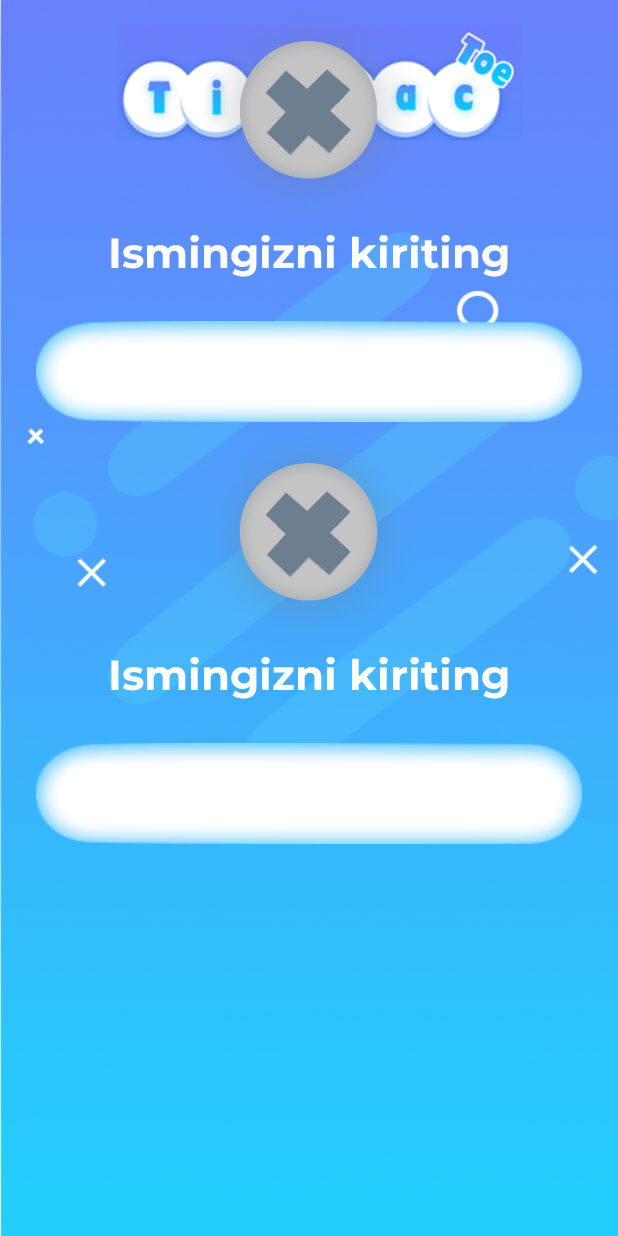
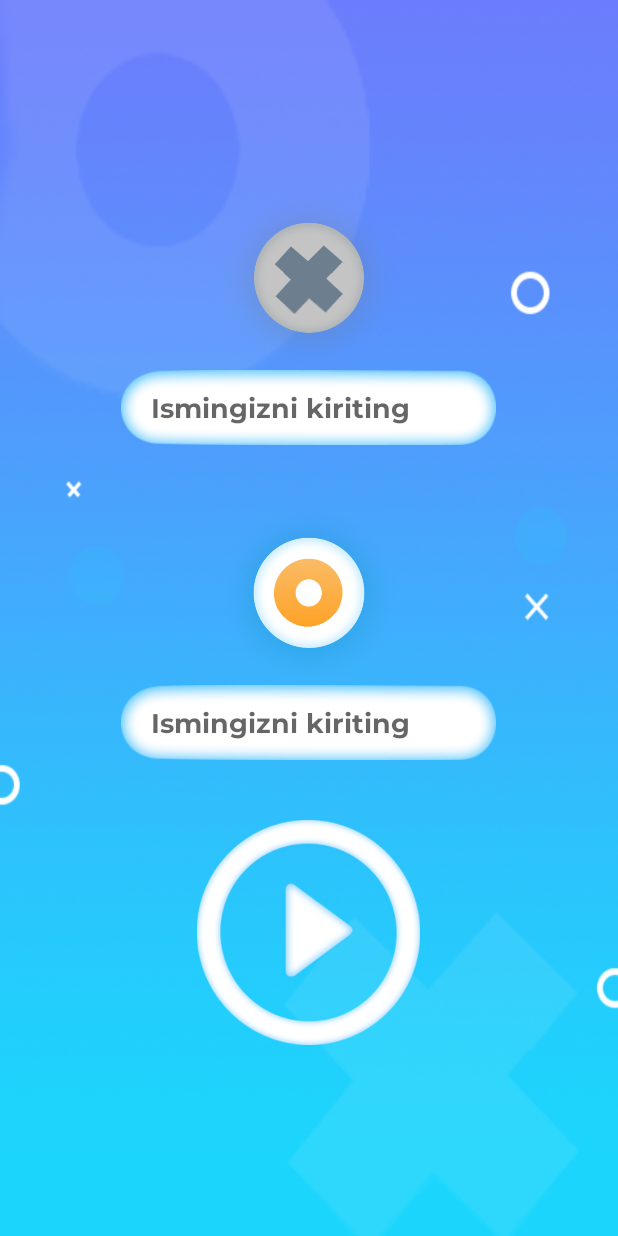
Before and after one commit to 2820223/X_and_0, an Android app: the screen it shows after launch (IntroActivity), on a phone screen of 412 x 824 dp. Run offline under Robolectric (Android 15) with nearby library versions, the phone set to English and light mode, and no system bars.

Commit message:
add introscreen

```diff
--- a/app/src/main/java/uz/it_teacher/lesson4tictactoe/IntroActivity.kt
+++ b/app/src/main/java/uz/it_teacher/lesson4tictactoe/IntroActivity.kt
@@ -10,10 +10,13 @@ class IntroActivity : AppCompatActivity() {
         super.onCreate(savedInstanceState)
         setContentView(R.layout.activity_intro)
 
-        button.setOnClickListener {
+        val playerX = playerX.text.toString()
+        val player0 = player0.text.toString()
+
+        start.setOnClickListener {
             intent = Intent(this, MainActivity::class.java)
-            intent.putExtra("playerO", "Sarvar")
-            intent.putExtra("playerX", "Elshod")
+            intent.putExtra("playerX", playerX)
+            intent.putExtra("player0", player0)
             startActivity(intent)
         }
     }
--- a/app/src/main/res/layout/activity_intro.xml
+++ b/app/src/main/res/layout/activity_intro.xml
@@ -4,98 +4,76 @@
     xmlns:tools="http://schemas.android.com/tools"
     android:layout_width="match_parent"
     android:layout_height="match_parent"
-    android:background="@drawable/introbg"
+    android:background="@drawable/bggame"
     android:orientation="vertical"
+    android:gravity="center"
     tools:context=".IntroActivity">
 
-    <androidx.constraintlayout.widget.Guideline
-        android:id="@+id/guideline"
-        android:layout_width="wrap_content"
-        android:layout_height="wrap_content"
-        android:orientation="horizontal"
-        app:layout_constraintGuide_begin="127dp" />
+
 
     <LinearLayout
         android:id="@+id/ll"
         android:layout_width="match_parent"
         android:layout_height="wrap_content"
         android:orientation="vertical"
+        android:gravity="center">
+
+        <ImageView
+            android:layout_width="120dp"
+            android:layout_height="120dp"
+            android:src="@drawable/button_x" />
+
+        <EditText
+            android:id="@+id/playerX"
+            android:layout_width="250dp"
+            android:layout_height="50dp"
+            android:hint="@string/enter"
+            android:background="@drawable/button"
+            android:ems="10"
+            android:fontFamily="@font/montserrat_bold"
+            android:inputType="textPersonName"
+            android:paddingStart="20dp"
+            android:textColor="#2538A6"
+            tools:ignore="RtlSymmetry" />
+    </LinearLayout>
+    <LinearLayout
+        android:layout_width="match_parent"
+        android:layout_height="wrap_content"
+        android:orientation="vertical"
+        android:layout_marginTop="40dp"
         android:gravity="center"
         app:layout_constraintEnd_toEndOf="parent"
         app:layout_constraintStart_toStartOf="parent"
         app:layout_constraintTop_toBottomOf="@+id/guideline">
 
         <ImageView
-            android:layout_width="150dp"
-            android:layout_height="150dp"
-            android:src="@drawable/button_x"
+            android:layout_width="120dp"
+            android:layout_height="120dp"
+            android:src="@drawable/button_0"
             tools:layout_editor_absoluteX="122dp"
             tools:layout_editor_absoluteY="328dp" />
-        <TextView
-            android:layout_width="match_parent"
-            android:layout_height="wrap_content"
-            android:fontFamily="@font/montserrat_bold"
-            android:gravity="center"
-            android:text="Ismingizni kiriting"
-            android:textColor="@color/white"
-            android:textSize="28sp"
-            tools:layout_editor_absoluteX="0dp"
-            tools:layout_editor_absoluteY="230dp" />
 
         <EditText
-            android:id="@+id/editTextTextPersonName"
-            android:layout_width="match_parent"
-            android:layout_height="wrap_content"
+            android:id="@+id/player0"
+            android:layout_width="250dp"
+            android:layout_height="50dp"
+            android:background="@drawable/button"
             android:ems="10"
-            android:layout_marginTop="28dp"
+            android:hint="@string/enter"
+            android:fontFamily="@font/montserrat_bold"
             android:inputType="textPersonName"
+            android:paddingStart="20dp"
             android:textColor="#2538A6"
-            android:fontFamily="@font/montserrat_bold"
-            android:layout_marginStart="24dp"
-            android:layout_marginEnd="24dp"
-            android:padding="20dp"
-            android:background="@drawable/button" />
+            tools:ignore="RtlSymmetry"
+            android:autofillHints="jhgjhggjg" />
     </LinearLayout>
-    <LinearLayout
-        android:layout_width="match_parent"
-        android:layout_height="wrap_content"
-        android:orientation="vertical"
-        android:gravity="center"
-        app:layout_constraintEnd_toEndOf="parent"
-        app:layout_constraintStart_toStartOf="parent"
-        app:layout_constraintTop_toBottomOf="@+id/guideline">
 
-        <ImageView
-            android:layout_width="150dp"
-            android:layout_height="150dp"
-            android:src="@drawable/button_x"
-            tools:layout_editor_absoluteX="122dp"
-            tools:layout_editor_absoluteY="328dp" />
-        <TextView
-            android:layout_width="match_parent"
-            android:layout_height="wrap_content"
-            android:fontFamily="@font/montserrat_bold"
-            android:gravity="center"
-            android:text="Ismingizni kiriting"
-            android:textColor="@color/white"
-            android:textSize="28sp"
-            tools:layout_editor_absoluteX="0dp"
-            tools:layout_editor_absoluteY="230dp" />
-
-        <EditText
-            android:id="@+id/editTextTextPersonName"
-            android:layout_width="match_parent"
-            android:layout_height="wrap_content"
-            android:ems="10"
-            android:layout_marginTop="28dp"
-            android:inputType="textPersonName"
-            android:textColor="#2538A6"
-            android:fontFamily="@font/montserrat_bold"
-            android:layout_marginStart="24dp"
-            android:layout_marginEnd="24dp"
-            android:padding="20dp"
-            android:background="@drawable/button" />
-    </LinearLayout>
+    <ImageView
+        android:id="@+id/start"
+        android:layout_width="150dp"
+        android:layout_height="150dp"
+        android:layout_marginTop="40dp"
+        app:srcCompat="@drawable/button_start" />
 
 
 </LinearLayout>
--- a/app/src/main/res/values/strings.xml
+++ b/app/src/main/res/values/strings.xml
@@ -1,3 +1,4 @@
 <resources>
     <string name="app_name">lesson4TicTacToe</string>
+    <string name="enter">Ismingizni kiriting</string>
 </resources>
```
Also changed, not shown: app/src/main/java/uz/it_teacher/lesson4tictactoe/MainActivity.kt (+17 -6 lines), app/src/main/res/drawable/sourse.xml (added, +9 -0 lines), app/src/main/res/layout/activity_main.xml (+67 -2 lines), app/src/main/res/drawable/button_start.png (added).
